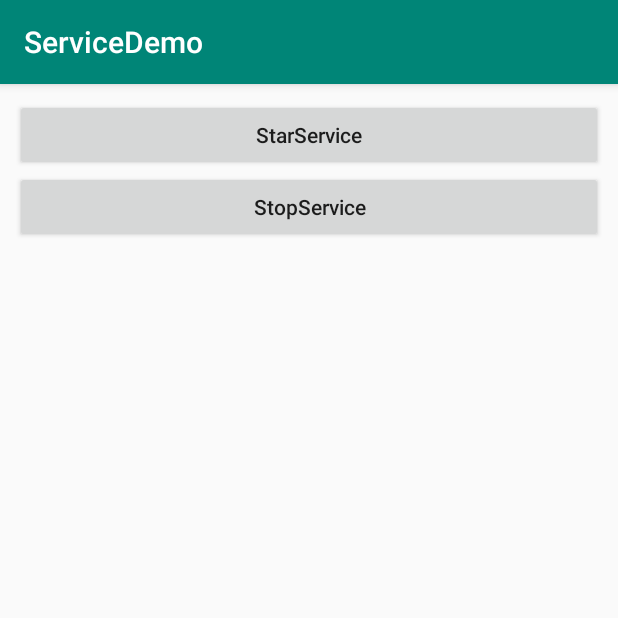
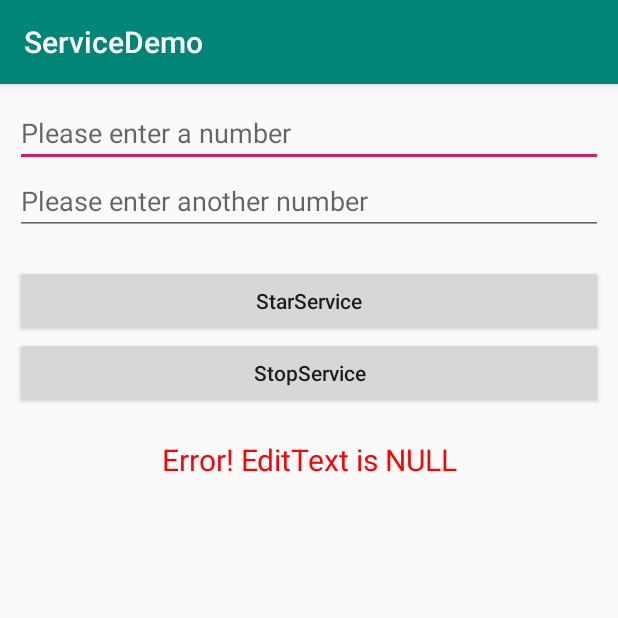
Before and after one commit to Qvistary/ServiceDemo, an Android app: the screen it shows after launch (MainActivity), after a tap on "StarService", on a phone screen of 412 x 824 dp, the top half of it. Run offline under Robolectric (Android 15) with nearby library versions, the phone set to English and light mode, and no system bars.

Commit message:
second Commit

```diff
--- a/app/src/main/java/top/qvisa/servicedemo/MainActivity.java
+++ b/app/src/main/java/top/qvisa/servicedemo/MainActivity.java
@@ -1,22 +1,45 @@
 package top.qvisa.servicedemo;
 
 import android.content.Intent;
+import android.graphics.Color;
 import android.support.v7.app.AppCompatActivity;
 import android.os.Bundle;
 import android.view.View;
+import android.widget.EditText;
+import android.widget.TextView;
+import android.widget.Toast;
 
 public class MainActivity extends AppCompatActivity {
-
+    private EditText mEditText_number1;
+    private EditText mEditText_number2;
+    private static TextView mTextView_result;
+    private String mString_number1, mString_number2;
+    private int number1, number2;
 
     @Override
     protected void onCreate(Bundle savedInstanceState) {
         super.onCreate(savedInstanceState);
         setContentView(R.layout.activity_main);
+        mEditText_number1 = findViewById(R.id.et_number1);
+        mEditText_number2 = findViewById(R.id.et_number2);
+        mTextView_result = findViewById(R.id.tv_result);
     }
 
     public void Click_Start_service(View view) {
-        Intent intent = new Intent(this, MyService.class);
-        startService(intent);
+        mString_number1 = mEditText_number1.getText().toString();
+        mString_number2 = mEditText_number2.getText().toString();
+        if (mString_number1.equals("") || mString_number2.equals("")) {
+            mTextView_result.setText("Error! EditText is NULL");
+            mTextView_result.setTextColor(Color.RED);
+            mEditText_number1.setText("");
+        } else {
+            number1 = Integer.parseInt(mString_number1);
+            number2 = Integer.parseInt(mString_number2);
+            Intent intent = new Intent(this, MyService.class);
+            intent.putExtra("a", number1);
+            intent.putExtra("b", number2);
+            startService(intent);
+        }
     }
 
     public void Click_Stop_service(View view) {
@@ -24,5 +47,10 @@ public class MainActivity extends AppCompatActivity {
         stopService(intent);
     }
 
+    public static void Update(int result) {
+        mTextView_result.setText("最大的数是 >>>>  " + result);
+        mTextView_result.setTextColor(Color.BLACK);
+    }
+
 
 }
--- a/app/src/main/res/layout/activity_main.xml
+++ b/app/src/main/res/layout/activity_main.xml
@@ -5,10 +5,25 @@
     android:orientation="vertical"
     android:padding="10dp">
 
+    <EditText
+        android:id="@+id/et_number1"
+        android:layout_width="match_parent"
+        android:layout_height="wrap_content"
+        android:hint="@string/number1"
+        android:inputType="number" />
+
+    <EditText
+        android:id="@+id/et_number2"
+        android:layout_width="match_parent"
+        android:layout_height="wrap_content"
+        android:hint="@string/number2"
+        android:inputType="number" />
+
     <Button
         android:id="@+id/bt_start_service"
         android:layout_width="match_parent"
         android:layout_height="wrap_content"
+        android:layout_marginTop="20dp"
         android:onClick="Click_Start_service"
         android:text="@string/star_service"
         android:textAllCaps="false" />
@@ -21,5 +36,13 @@
         android:text="@string/stop_service"
         android:textAllCaps="false" />
 
+    <TextView
+        android:id="@+id/tv_result"
+        android:layout_width="match_parent"
+        android:layout_height="wrap_content"
+        android:layout_marginTop="20dp"
+        android:gravity="center"
+        android:textSize="20sp" />
+
 
 </LinearLayout>
--- a/app/src/main/res/values/strings.xml
+++ b/app/src/main/res/values/strings.xml
@@ -2,4 +2,6 @@
     <string name="app_name">ServiceDemo</string>
     <string name="star_service">StarService</string>
     <string name="stop_service">StopService</string>
+    <string name="number1">Please enter a number</string>
+    <string name="number2">Please enter another number</string>
 </resources>
```
Also changed, not shown: app/src/main/java/top/qvisa/servicedemo/MyService.java (+15 -3 lines).
